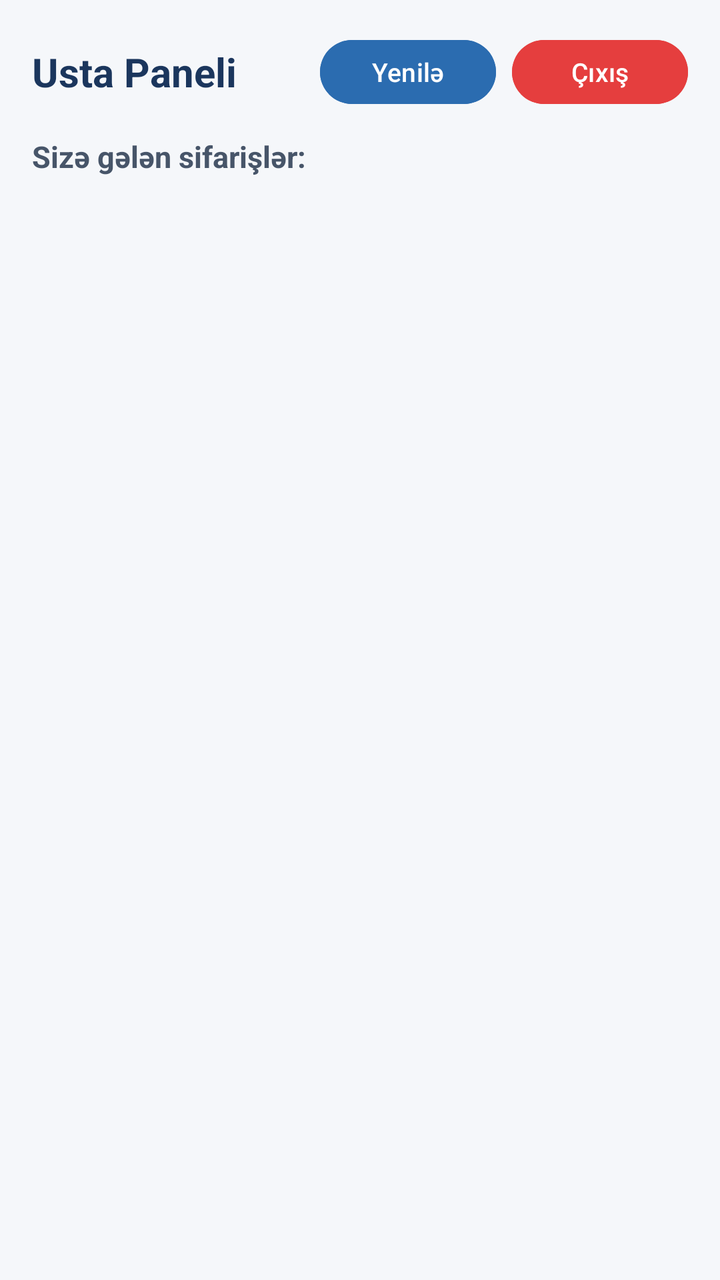
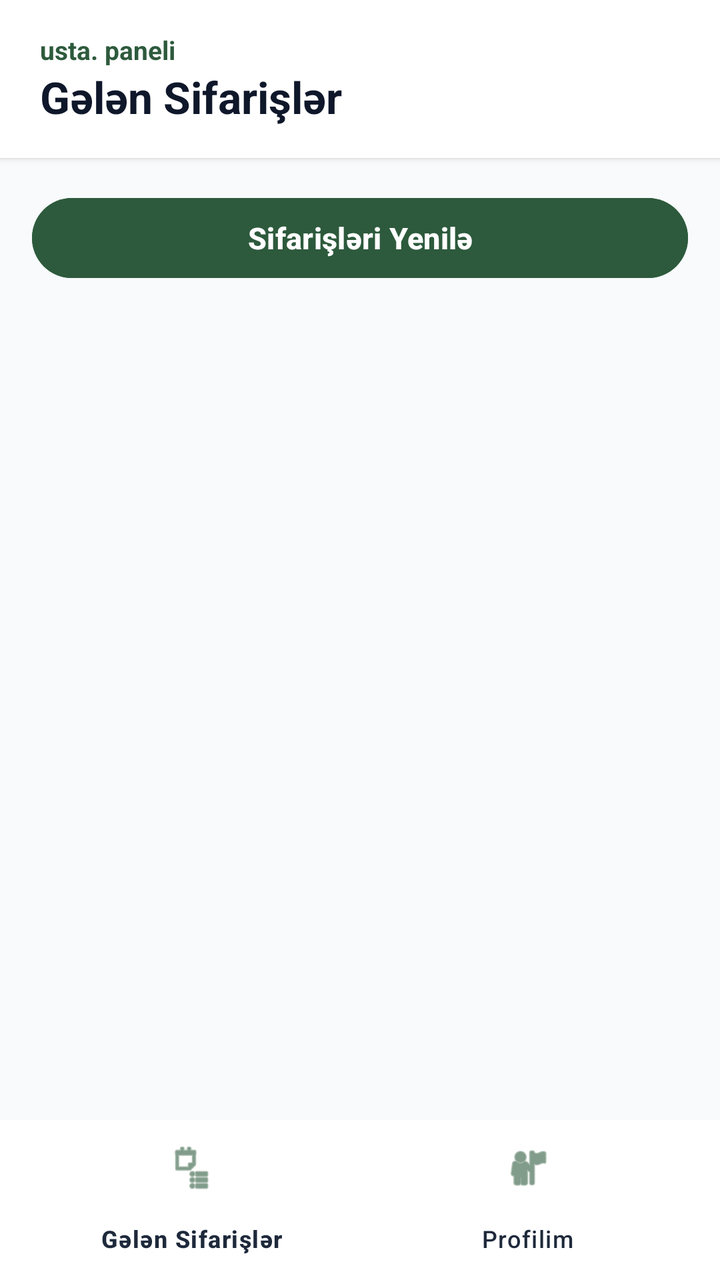

Compare the two renders of this Android layout. The source of the first and the diff that turns it into the second are given below.
<!-- AndroidManifest.xml: application theme Theme.UstaMobile -->
<!-- res/layout/activity_master_home.xml -->
<?xml version="1.0" encoding="utf-8"?>
<LinearLayout xmlns:android="http://schemas.android.com/apk/res/android"
    android:layout_width="match_parent"
    android:layout_height="match_parent"
    android:orientation="vertical"
    android:background="#F5F7FA"
    android:padding="16dp">

    
    <LinearLayout
        android:layout_width="match_parent"
        android:layout_height="wrap_content"
        android:orientation="horizontal"
        android:gravity="center_vertical"
        android:layout_marginBottom="12dp">

        <TextView
            android:id="@+id/tvMasterWelcome"
            android:layout_width="0dp"
            android:layout_weight="1"
            android:layout_height="wrap_content"
            android:text="Usta Paneli"
            android:textSize="20sp"
            android:textStyle="bold"
            android:textColor="#1B365D" />

        <Button
            android:id="@+id/btnMasterRefresh"
            android:layout_width="wrap_content"
            android:layout_height="40dp"
            android:text="Yenilə"
            android:textSize="13sp"
            android:backgroundTint="#2B6CB0"
            android:textColor="#FFFFFF"
            android:layout_marginEnd="8dp" />

        <Button
            android:id="@+id/btnMasterLogout"
            android:layout_width="wrap_content"
            android:layout_height="40dp"
            android:text="Çıxış"
            android:textSize="13sp"
            android:backgroundTint="#E53E3E"
            android:textColor="#FFFFFF" />
    </LinearLayout>

    <TextView
        android:layout_width="wrap_content"
        android:layout_height="wrap_content"
        android:text="Sizə gələn sifarişlər:"
        android:textSize="15sp"
        android:textStyle="bold"
        android:textColor="#475569"
        android:layout_marginBottom="10dp" />

    <ProgressBar
        android:id="@+id/progressMaster"
        android:layout_width="wrap_content"
        android:layout_height="wrap_content"
        android:layout_gravity="center"
        android:visibility="gone"
        android:layout_marginBottom="8dp" />

    
    <ScrollView
        android:layout_width="match_parent"
        android:layout_height="0dp"
        android:layout_weight="1">

        <LinearLayout
            android:id="@+id/containerMasterOrders"
            android:layout_width="match_parent"
            android:layout_height="wrap_content"
            android:orientation="vertical" />
    </ScrollView>

</LinearLayout>
<!-- resources referenced by this layout -->
<resources>
  <style name="Theme.UstaMobile" parent="Base.Theme.UstaMobile" />
  <style name="Base.Theme.UstaMobile" parent="Theme.Material3.DayNight.NoActionBar">
          
          
      </style>
</resources>

<!-- the commit's change to res/layout/activity_master_home.xml (unified diff, before → after) -->
@@ -1,77 +1,130 @@
 <?xml version="1.0" encoding="utf-8"?>
 <LinearLayout xmlns:android="http://schemas.android.com/apk/res/android"
+    xmlns:app="http://schemas.android.com/apk/res-auto"
     android:layout_width="match_parent"
     android:layout_height="match_parent"
     android:orientation="vertical"
-    android:background="#F5F7FA"
-    android:padding="16dp">
+    android:background="#F8FAFC">
 
     
     <LinearLayout
         android:layout_width="match_parent"
         android:layout_height="wrap_content"
-        android:orientation="horizontal"
+        android:background="#FFFFFF"
+        android:paddingHorizontal="20dp"
+        android:paddingVertical="16dp"
         android:gravity="center_vertical"
-        android:layout_marginBottom="12dp">
+        android:elevation="2dp"
+        android:orientation="horizontal">
 
-        <TextView
-            android:id="@+id/tvMasterWelcome"
+        <LinearLayout
             android:layout_width="0dp"
             android:layout_weight="1"
             android:layout_height="wrap_content"
-            android:text="Usta Paneli"
-            android:textSize="20sp"
-            android:textStyle="bold"
-            android:textColor="#1B365D" />
+            android:orientation="vertical">
+
+            <TextView
+                android:layout_width="wrap_content"
+                android:layout_height="wrap_content"
+                android:text="usta. paneli"
+                android:textSize="13sp"
+                android:textStyle="bold"
+                android:textColor="#2D5A3C" />
+
+            <TextView
+                android:id="@+id/tvMasterHeaderTitle"
+                android:layout_width="wrap_content"
+                android:layout_height="wrap_content"
+                android:text="Gələn Sifarişlər"
+                android:textSize="22sp"
+                android:textStyle="bold"
+                android:textColor="#0F172A" />
+        </LinearLayout>
+
+        <ProgressBar
+            android:id="@+id/progressMaster"
+            android:layout_width="24dp"
+            android:layout_height="24dp"
+            android:indeterminateTint="#2D5A3C"
+            android:visibility="gone" />
+    </LinearLayout>
+
+    
+    <LinearLayout
+        android:id="@+id/layoutMasterOrders"
+        android:layout_width="match_parent"
+        android:layout_height="0dp"
+        android:layout_weight="1"
+        android:orientation="vertical"
+        android:padding="16dp">
 
         <Button
             android:id="@+id/btnMasterRefresh"
-            android:layout_width="wrap_content"
-            android:layout_height="40dp"
-            android:text="Yenilə"
-            android:textSize="13sp"
-            android:backgroundTint="#2B6CB0"
+            android:layout_width="match_parent"
+            android:layout_height="48dp"
+            android:text="Sifarişləri Yenilə"
+            android:textAllCaps="false"
+            android:textSize="15sp"
+            android:textStyle="bold"
+            android:backgroundTint="#2D5A3C"
             android:textColor="#FFFFFF"
-            android:layout_marginEnd="8dp" />
+            android:layout_marginBottom="14dp" />
+
+        <ScrollView
+            android:layout_width="match_parent"
+            android:layout_height="match_parent"
+            android:scrollbars="none">
+
+            <LinearLayout
+                android:id="@+id/containerMasterOrders"
+                android:layout_width="match_parent"
+                android:layout_height="wrap_content"
+                android:orientation="vertical" />
+        </ScrollView>
+    </LinearLayout>
+
+    
+    <LinearLayout
+        android:id="@+id/layoutMasterProfile"
+        android:layout_width="match_parent"
+        android:layout_height="0dp"
+        android:layout_weight="1"
+        android:orientation="vertical"
+        android:padding="20dp"
+        android:visibility="gone">
+
+        <TextView
+            android:id="@+id/tvMasterProfileInfo"
+            android:layout_width="match_parent"
+            android:layout_height="wrap_content"
+            android:background="@drawable/bg_input_rounded"
+            android:padding="20dp"
+            android:textSize="15sp"
+            android:textColor="#1E293B"
+            android:lineSpacingExtra="8dp"
+            android:layout_marginBottom="20dp" />
 
         <Button
             android:id="@+id/btnMasterLogout"
-            android:layout_width="wrap_content"
-            android:layout_height="40dp"
-            android:text="Çıxış"
-            android:textSize="13sp"
-            android:backgroundTint="#E53E3E"
-            android:textColor="#FFFFFF" />
+            android:layout_width="match_parent"
+            android:layout_height="52dp"
+            android:text="Hesabdan Çıxış"
+            android:textAllCaps="false"
+            android:textSize="15sp"
+            android:backgroundTint="#DC2626"
+            android:textColor="#FFFFFF"
+            android:textStyle="bold" />
     </LinearLayout>
 
-    <TextView
-        android:layout_width="wrap_content"
+    
+    <com.google.android.material.bottomnavigation.BottomNavigationView
+        android:id="@+id/bottomNavMaster"
+        android:layout_width="match_parent"
         android:layout_height="wrap_content"
-        android:text="Sizə gələn sifarişlər:"
-        android:textSize="15sp"
-        android:textStyle="bold"
-        android:textColor="#475569"
-        android:layout_marginBottom="10dp" />
-
-    <ProgressBar
-        android:id="@+id/progressMaster"
-        android:layout_width="wrap_content"
-        android:layout_height="wrap_content"
-        android:layout_gravity="center"
-        android:visibility="gone"
-        android:layout_marginBottom="8dp" />
-
-    
-    <ScrollView
-        android:layout_width="match_parent"
-        android:layout_height="0dp"
-        android:layout_weight="1">
-
-        <LinearLayout
-            android:id="@+id/containerMasterOrders"
-            android:layout_width="match_parent"
-            android:layout_height="wrap_content"
-            android:orientation="vertical" />
-    </ScrollView>
+        android:background="#FFFFFF"
+        app:itemIconTint="#2D5A3C"
+        app:itemTextColor="#1E293B"
+        app:itemActiveIndicatorStyle="@null"
+        app:menu="@menu/menu_master" />
 
 </LinearLayout>
<!-- resource entries referenced after the edit -->
@@ -1,5 +1,12 @@
 <!-- resources referenced by this layout -->
 <resources>
+  <!-- drawable bg_input_rounded (drawable) -->
+  <?xml version="1.0" encoding="utf-8"?>
+  <shape xmlns:android="http://schemas.android.com/apk/res/android">
+      <solid android:color="#FFFFFF" />
+      <stroke android:width="1dp" android:color="#CBD5E1" />
+      <corners android:radius="10dp" />
+  </shape>
   <style name="Theme.UstaMobile" parent="Base.Theme.UstaMobile" />
   <style name="Base.Theme.UstaMobile" parent="Theme.Material3.DayNight.NoActionBar">
           
